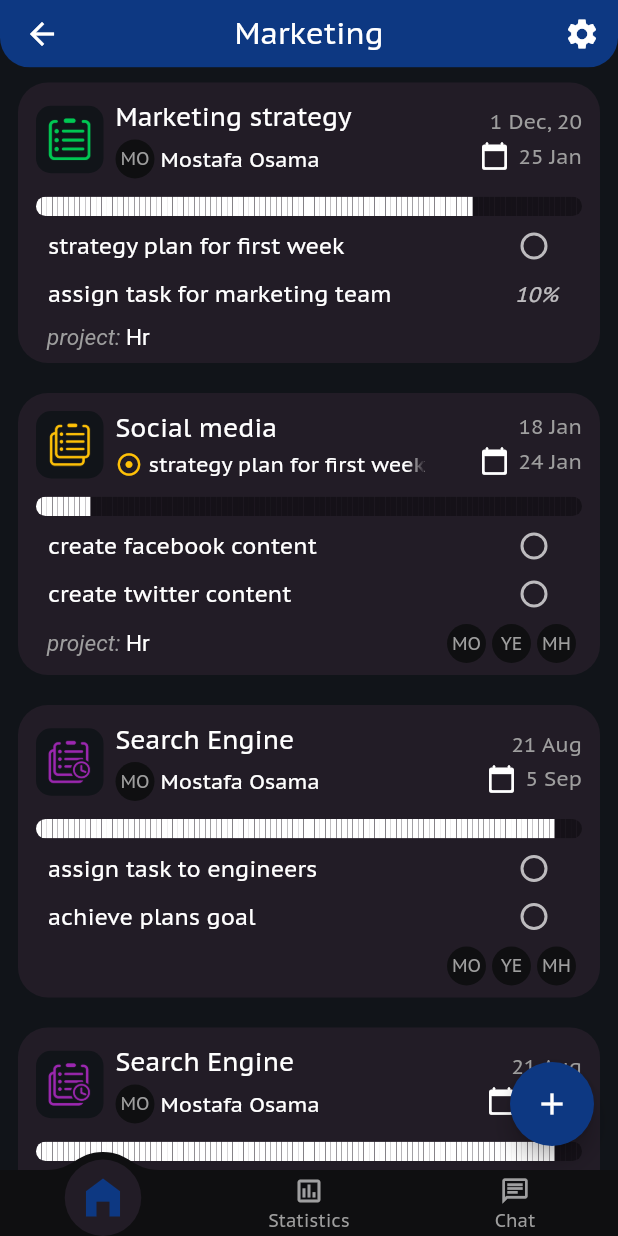
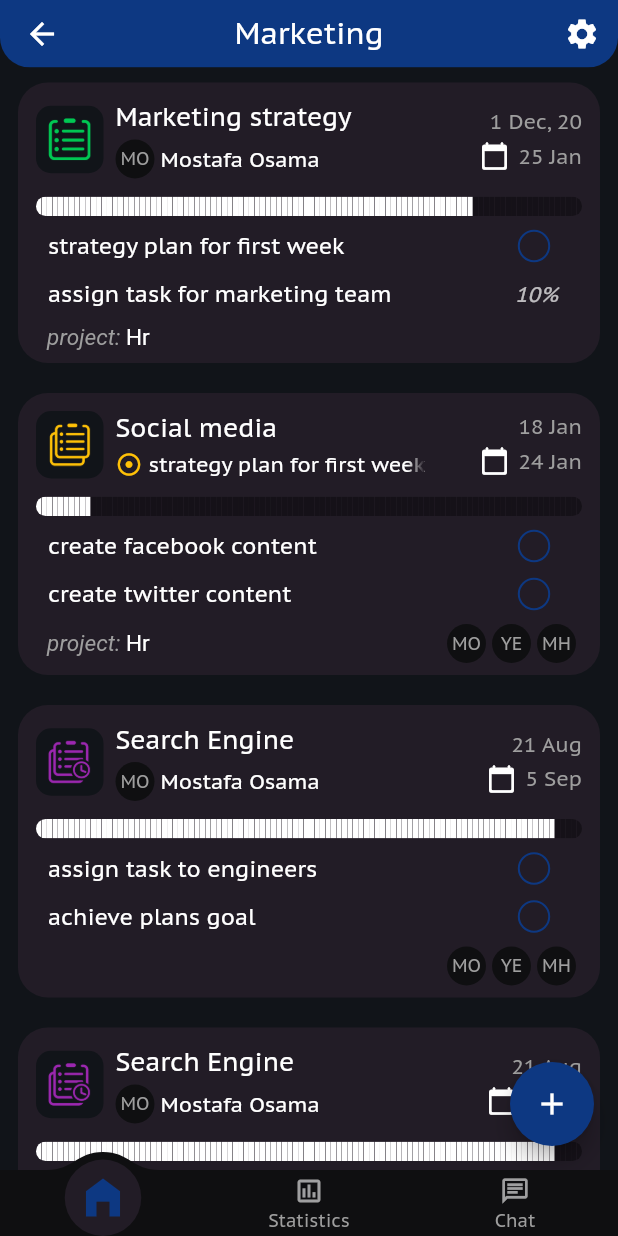
Before and after one commit to MostafaOsama99/work-platform, a Flutter app: the screen it shows after launch, after a tap on "Marketing", on a phone screen of 412 x 824 dp. Run offline on Flutter 3.47's test engine with Material 2 defaults, Android fonts, the phone set to English and light mode, and no system bars; drawn by our look-alikes of convex_bottom_bar, step_progress_indicator; our stand-ins replace date_time_picker, datetime_picker_formfield, dio, file_picker, full_screen_image, image_picker and 1 more; missing offline and left inert: flutter_duration_picker, flutter_filereader, flutter_reaction_button.

Commit message:
- built custom circular_checkBox.dart - missing duration picker fixed - flutter channel master

```diff
--- a/lib/screen/main_screen/statistics_screen.dart
+++ b/lib/screen/main_screen/statistics_screen.dart
@@ -101,7 +101,7 @@ class _StatisticsScreenState extends State<StatisticsScreen> with TickerProvider
                               height: 28,
                               width: 28,
                               child: RaisedButton(
-                                  padding: const EdgeInsets.all(0),
+                                  padding: EdgeInsets.zero,
                                   child: Icon(Icons.pause, color: Colors.white),
                                   splashColor: Colors.deepOrange,
                                   textColor: Colors.deepOrange,
@@ -109,9 +109,12 @@ class _StatisticsScreenState extends State<StatisticsScreen> with TickerProvider
                                   highlightElevation: 2,
                                   shape: RoundedRectangleBorder(
                                     borderRadius: BorderRadius.circular(8),
-                                    side: BorderSide(color: Colors.deepOrange[800].withOpacity(0.5)),
+                                    side: BorderSide(
+                                        color: Colors.deepOrange[800]
+                                            .withOpacity(0.5)),
                                   ),
-                                  onPressed: () => toggleTaskTime(isWorking: false)),
+                                  onPressed: () =>
+                                      toggleTaskTime(isWorking: false)),
                             ),
                             SizedBox(width: 10),
                             Expanded(
@@ -315,13 +318,16 @@ class WorkTile extends StatelessWidget {
                         height: 35,
                         width: 35,
                         child: RaisedButton(
-                            padding: const EdgeInsets.all(0),
+                            padding: EdgeInsets.zero,
                             child: isWorking
                                 ? Icon(Icons.pause, color: Colors.white)
-                                : Icon(Icons.play_arrow_sharp, color: Colors.white70),
+                                : Icon(Icons.play_arrow_sharp,
+                                    color: Colors.white70),
                             splashColor: Colors.deepOrange,
                             textColor: Colors.deepOrange,
-                            color: isWorking ? Colors.deepOrange[800] : COLOR_BACKGROUND,
+                            color: isWorking
+                                ? Colors.deepOrange[800]
+                                : COLOR_BACKGROUND,
                             highlightElevation: 2,
                             //autofocus: false,
                             //clipBehavior: Clip.antiAlias,
--- a/lib/screen/task_screen.dart
+++ b/lib/screen/task_screen.dart
@@ -212,7 +212,7 @@ class _TaskScreenState extends State<TaskScreen> {
                               height: 22,
                               child: IconButton(
                                   icon: Icon(Icons.add_circle_outline_rounded),
-                                  padding: const EdgeInsets.all(0),
+                                  padding: EdgeInsets.zero,
                                   tooltip: 'add member',
                                   color: Colors.white,
                                   splashRadius: 20,
--- /dev/null
+++ b/lib/widgets/circular_checkBox.dart
@@ -0,0 +1,46 @@
+import 'package:flutter/material.dart';
+
+class CircularCheckBox extends StatelessWidget {
+  final Function(bool value) onChanged;
+  final Color activeColor;
+  final Color checkColor;
+
+  final Color splashColor;
+  final Color inactiveColor;
+  final Color borderColor;
+  final double borderWidth;
+  final bool value;
+
+  const CircularCheckBox(
+      {Key key,
+      this.onChanged,
+      this.activeColor,
+      this.checkColor = Colors.white,
+      this.inactiveColor,
+      this.value,
+      this.splashColor,
+      this.borderColor,
+      this.borderWidth = 1.1})
+      : super(key: key);
+
+  @override
+  Widget build(BuildContext context) {
+    return Transform.scale(
+      scale: 1.2,
+      child: Checkbox(
+        value: value,
+        side: BorderSide(
+            color: borderColor ?? Theme.of(context).appBarTheme.color,
+            width: borderWidth),
+        onChanged: onChanged,
+        shape: RoundedRectangleBorder(borderRadius: BorderRadius.circular(50)),
+        checkColor: checkColor,
+        activeColor: activeColor,
+        overlayColor: MaterialStateProperty.all(splashColor),
+        splashRadius: 18,
+        fillColor: MaterialStateProperty.all(inactiveColor),
+        materialTapTargetSize: MaterialTapTargetSize.padded,
+      ),
+    );
+  }
+}
--- a/lib/widgets/task/add_checkpoint_widget.dart
+++ b/lib/widgets/task/add_checkpoint_widget.dart
@@ -50,7 +50,7 @@ class _AddCheckpointWidgetState extends State<AddCheckpointWidget> {
                     hintText: 'add checkpoint',
                     hintStyle: TextStyle(color: Colors.grey),
                     border: InputBorder.none,
-                    contentPadding: const EdgeInsets.all(0),
+                    contentPadding: EdgeInsets.zero,
                   ),
                 ),
               ),
--- a/lib/widgets/task/parent_checkpoint.dart
+++ b/lib/widgets/task/parent_checkpoint.dart
@@ -43,7 +43,7 @@ class ParentCheckpoint extends StatelessWidget {
             //   controller: TextEditingController(text: widget.task.parentCheckpoint.description),
             //   width: MediaQuery.of(context).size.width - 16,
             //   decoration: TEXT_FIELD_DECORATION_2.copyWith(
-            //       contentPadding: const EdgeInsets.all(0), border: InputBorder.none),
+            //       contentPadding: EdgeInsets.zero, border: InputBorder.none),
             // )
             //Text(widget.task.parentCheckpoint.description, style: TextStyle(fontSize: 15, height: 1.3)),
           ),
--- a/lib/widgets/task/task_card.dart
+++ b/lib/widgets/task/task_card.dart
@@ -1,13 +1,14 @@
 import 'package:flutter/cupertino.dart';
 import 'package:flutter/material.dart';
 
-import 'package:circular_check_box/circular_check_box.dart';
+//import 'package:circular_check_box/circular_check_box.dart';
 import 'package:project/model/taskType.dart';
 import 'package:step_progress_indicator/step_progress_indicator.dart';
 
 import '../../screen/task_screen.dart';
 import '../../constants.dart';
 import '../../model/task.dart' as model;
+import '../circular_checkBox.dart';
 
 class TaskCard extends StatelessWidget {
   final model.Task task;
@@ -31,7 +32,8 @@ class TaskCard extends StatelessWidget {
       child: InkWell(
         splashColor: Colors.red,
         onTap: () {
-          Navigator.push(context, MaterialPageRoute(builder: (context) => TaskScreen(task)));
+          Navigator.push(context,
+              MaterialPageRoute(builder: (context) => TaskScreen(task)));
         },
         child: Column(
           mainAxisSize: MainAxisSize.max,
@@ -48,9 +50,11 @@ class TaskCard extends StatelessWidget {
                     padding: const EdgeInsets.all(8),
                     decoration: BoxDecoration(
                       borderRadius: BorderRadius.circular(10),
-                      color: Theme.of(context).scaffoldBackgroundColor, //Colors.black38, //COLOR_BACKGROUND,
+                      color: Theme.of(context)
+                          .scaffoldBackgroundColor, //Colors.black38, //COLOR_BACKGROUND,
                     ),
-                    child: Image.asset(taskTypes[task.type].icon, color: taskTypes[task.type].accentColor),
+                    child: Image.asset(taskTypes[task.type].icon,
+                        color: taskTypes[task.type].accentColor),
                   ),
                   SizedBox(width: 8),
                   SizedBox(
@@ -142,11 +146,13 @@ class TaskCard extends StatelessWidget {
                   roundedEdges: const Radius.circular(30),
                   padding: 0,
                   selectedColor: Colors.white,
-                  gradientColor: LinearGradient(
-                      colors: [Theme.of(context).appBarTheme.color, Colors.greenAccent[700]],
-                      stops: [0.2, 0.9],
-                      begin: Alignment.topLeft,
-                      end: Alignment.bottomRight),
+                  gradientColor: LinearGradient(colors: [
+                    Theme.of(context).appBarTheme.color,
+                    Colors.greenAccent[700]
+                  ], stops: [
+                    0.2,
+                    0.9
+                  ], begin: Alignment.topLeft, end: Alignment.bottomRight),
                   unselectedColor: Colors
                       .black38, // COLOR_BACKGROUND // Color.fromRGBO(31, 66, 156, 1), //Colors.deepPurple.shade600,
                 ),
@@ -189,14 +195,20 @@ class TaskCard extends StatelessWidget {
                         children: <TextSpan>[
                           TextSpan(
                               text: '  project: ',
-                              style: TextStyle(color: Colors.grey, fontStyle: FontStyle.italic, fontSize: 15)),
-                          TextSpan(text: task.projectName, style: TextStyle(fontSize: 15)),
+                              style: TextStyle(
+                                  color: Colors.grey,
+                                  fontStyle: FontStyle.italic,
+                                  fontSize: 15)),
+                          TextSpan(
+                              text: task.projectName,
+                              style: TextStyle(fontSize: 15)),
                         ],
                       ),
                     ),
 
                   Spacer(),
-                  if (task.members != null) ...task.members.map((u) => buildUserAvatar(u.name)),
+                  if (task.members != null)
+                    ...task.members.map((u) => buildUserAvatar(u.name)),
                 ],
               ),
             )
@@ -227,7 +239,8 @@ class CheckPoint extends StatefulWidget {
   final model.CheckPoint checkPoint;
   final Color taskAccentColor;
 
-  const CheckPoint({Key key, this.checkPoint, this.taskAccentColor}) : super(key: key);
+  const CheckPoint({Key key, this.checkPoint, this.taskAccentColor})
+      : super(key: key);
 
   static const TS_DONE = TextStyle(
     fontSize: 15,
@@ -270,17 +283,14 @@ class _CheckPointState extends State<CheckPoint> {
             widget.checkPoint.percentage <= 0
                 ? CircularCheckBox(
                     value: _value,
-                checkColor: Colors.white,
-                //Theme.of(context).accentIconTheme.color,
                     activeColor: widget.taskAccentColor.withOpacity(0.8),
-                inactiveColor: Theme.of(context).appBarTheme.color,
-                materialTapTargetSize: MaterialTapTargetSize.padded,
                     onChanged: (value) => setState(() => _value = value))
                 : Padding(
                     padding: const EdgeInsets.only(right: 8.0),
                     child: Text(
                       '${widget.checkPoint.percentage}%',
-                style: TextStyle(color: Colors.white70, fontStyle: FontStyle.italic),
+                      style: TextStyle(
+                          color: Colors.white70, fontStyle: FontStyle.italic),
                     ),
                   )
           ],
```
Also changed, not shown: lib/dialogs/assign_members_dialog.dart (+11 -9 lines), lib/dialogs/custom_alert_dialog.dart (+5 -3 lines), lib/dialogs/end_task_dialog.dart (+14 -14 lines), lib/provider/UserData.dart (+25 -25 lines), lib/screen/create_task_screen.dart (+16 -11 lines), lib/widgets/task/checkpoint_widget.dart (+2 -6 lines), lib/widgets/task/create_task.dart (+4 -5 lines), lib/widgets/task/task_flexibleSpace.dart (+7 -5 lines), pubspec.yaml (+5 -5 lines), pubspec.lock. Lines whose indentation alone changed are shown as unchanged.
